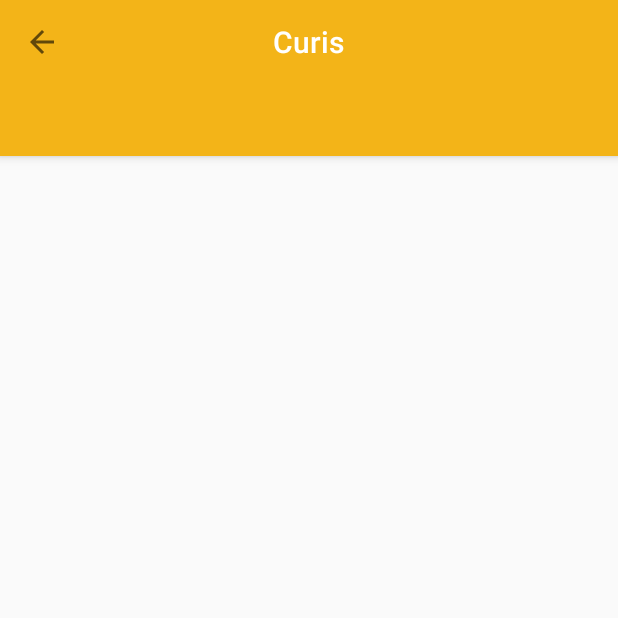
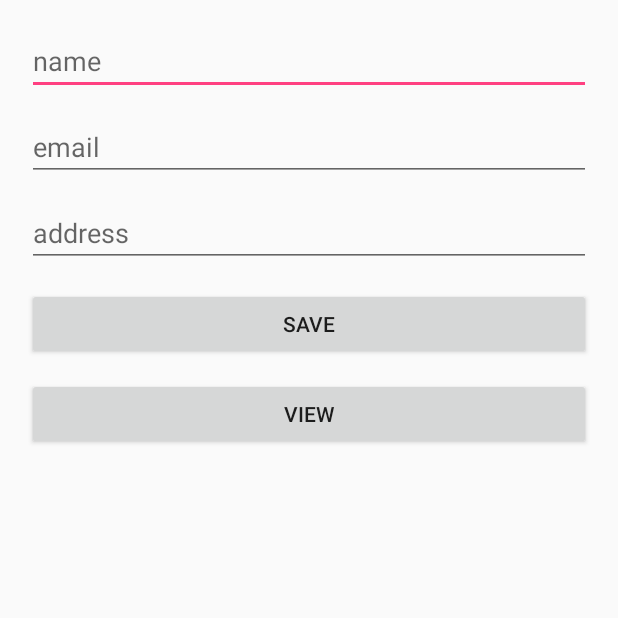
Before and after one commit to goodnesskay/Curis-v1.1, an Android app: the RequestActivity screen opened directly, with no data from a screen before it, on a phone screen of 412 x 824 dp, the top half of it. Run offline under Robolectric (Android 15) with nearby library versions, the phone set to English and light mode, and no system bars; our stand-ins replace Firebase (no records; nobody signed in at launch, a user with empty details on screens opened directly).

Commit message:
more work

```diff
--- a/app/build.gradle
+++ b/app/build.gradle
@@ -33,6 +33,7 @@ dependencies {
     compile 'com.google.firebase:firebase-database:11.0.2'
     compile 'com.android.support:support-v4:26.+'
     compile 'com.google.android.gms:play-services:11.0.2'
+    compile 'com.android.support:recyclerview-v7:25.+'
     testCompile 'junit:junit:4.12'
 }
 apply plugin: 'com.google.gms.google-services'
--- a/app/src/main/java/me/goodnesskayode/curis/RequestActivity.java
+++ b/app/src/main/java/me/goodnesskayode/curis/RequestActivity.java
@@ -8,31 +8,125 @@ import android.support.v4.view.PagerAdapter;
 import android.support.v4.view.ViewPager;
 import android.support.v7.app.AppCompatActivity;
 import android.os.Bundle;
+import android.support.v7.widget.DefaultItemAnimator;
+import android.support.v7.widget.LinearLayoutManager;
+import android.support.v7.widget.RecyclerView;
 import android.support.v7.widget.Toolbar;
+import android.view.View;
+import android.widget.Button;
+import android.widget.TextView;
+
+import com.google.firebase.database.DataSnapshot;
+import com.google.firebase.database.DatabaseError;
+import com.google.firebase.database.DatabaseReference;
+import com.google.firebase.database.FirebaseDatabase;
+import com.google.firebase.database.ValueEventListener;
 
 import java.util.ArrayList;
 import java.util.List;
 
 public class RequestActivity extends AppCompatActivity {
 
+    TextView ename,eemail,eaddress;
+    Button save,view;
+    FirebaseDatabase database;
+    DatabaseReference myRef;
+    List<Listdata> list;
+    RecyclerView recyclerview;
 
     @Override
     protected void onCreate(Bundle savedInstanceState) {
         super.onCreate(savedInstanceState);
         setContentView(R.layout.activity_request);
 
-        Toolbar toolbar = (Toolbar) findViewById(R.id.toolbar);
-        setSupportActionBar(toolbar);
-        getSupportActionBar().setDisplayShowTitleEnabled(false);
+//        Toolbar toolbar = (Toolbar) findViewById(R.id.toolbar);
+//        setSupportActionBar(toolbar);
+//        getSupportActionBar().setDisplayShowTitleEnabled(false);
 
-        getSupportActionBar().setDisplayHomeAsUpEnabled(true);
-        getSupportActionBar().setDisplayShowHomeEnabled(true);
+//        getSupportActionBar().setDisplayHomeAsUpEnabled(true);
+//        getSupportActionBar().setDisplayShowHomeEnabled(true);
 
+
+        ename = (TextView) findViewById(R.id.etname);
+        eemail = (TextView) findViewById(R.id.eemail);
+        eaddress = (TextView) findViewById(R.id.eaddress);
+        save = (Button) findViewById(R.id.save);
+        view = (Button) findViewById(R.id.view);
+        recyclerview = (RecyclerView) findViewById(R.id.rview);
+        database = FirebaseDatabase.getInstance();
+        myRef = database.getReference("message");
+        save.setOnClickListener(new View.OnClickListener() {
+            @Override
+            public void onClick(View v) {
+                String name = ename.getText().toString();
+                String email = eemail.getText().toString();
+                String address = eaddress.getText().toString();
+
+
+                String key = myRef.push().getKey();
+                Userdetails userdetails = new Userdetails();
+
+                userdetails.setName(name);
+                userdetails.setEmail(email);
+                userdetails.setAddress(address);
+
+                myRef.child(key).setValue(userdetails);
+                ename.setText("");
+                eemail.setText("");
+                eaddress.setText("");
+
+            }
+
+        });
+        view.setOnClickListener(new View.OnClickListener() {
+            @Override
+            public void onClick(View v) {
+
+
+                myRef.addValueEventListener(new ValueEventListener() {
+                    @Override
+                    public void onDataChange(DataSnapshot dataSnapshot) {
+                        list = new ArrayList<>();
+                        // StringBuffer stringbuffer = new StringBuffer();
+                        for(DataSnapshot dataSnapshot1 :dataSnapshot.getChildren()){
+
+                            Userdetails userdetails = dataSnapshot1.getValue(Userdetails.class);
+                            Listdata listdata = new Listdata();
+                            String name=userdetails.getName();
+                            String email=userdetails.getEmail();
+                            String address=userdetails.getAddress();
+                            listdata.setName(name);
+                            listdata.setEmail(email);
+                            listdata.setAddress(address);
+                            list.add(listdata);
+                            // Toast.makeText(MainActivity.this,""+name,Toast.LENGTH_LONG).show();
+
+                        }
+
+                        RecyclerviewAdapter recycler = new RecyclerviewAdapter(list);
+                        RecyclerView.LayoutManager layoutmanager = new LinearLayoutManager(RequestActivity.this);
+                        recyclerview.setLayoutManager(layoutmanager);
+                        recyclerview.setItemAnimator( new DefaultItemAnimator());
+                        recyclerview.setAdapter(recycler);
+
+                    }
+
+                    @Override
+                    public void onCancelled(DatabaseError error) {
+                        // Failed to read value
+                        //  Log.w(TAG, "Failed to read value.", error.toException());
+                    }
+                });
+
+            }
+        });
     }
 
-    @Override
-    public boolean onSupportNavigateUp() {
-        onBackPressed();
-        return true;
-    }
+
+
+//    @Override
+//    public boolean onSupportNavigateUp() {
+//        onBackPressed();
+//        return true;
+//    }
 }
--- a/app/src/main/res/layout/activity_request.xml
+++ b/app/src/main/res/layout/activity_request.xml
@@ -1,56 +1,91 @@
 <?xml version="1.0" encoding="utf-8"?>
-<android.support.design.widget.CoordinatorLayout
-xmlns:android="http://schemas.android.com/apk/res/android"
-xmlns:app="http://schemas.android.com/apk/res-auto"
+<RelativeLayout xmlns:android="http://schemas.android.com/apk/res/android"
     xmlns:tools="http://schemas.android.com/tools"
+    android:id="@+id/activity_main"
     android:layout_width="match_parent"
     android:layout_height="match_parent"
-android:fitsSystemWindows="true"
-tools:context=".RequestActivity">
+    android:paddingBottom="@dimen/padding"
+    android:paddingLeft="@dimen/padding"
+    android:paddingRight="@dimen/padding"
+    android:paddingTop="@dimen/padding"
+    tools:context="me.goodnesskayode.curis.RequestActivity">
 
-<android.support.design.widget.AppBarLayout
-    android:layout_height="wrap_content"
-    android:layout_width="match_parent"
-    android:theme="@style/AppTheme">
 
-    <android.support.v7.widget.Toolbar
-        android:id="@+id/toolbar"
-        android:minHeight="?attr/actionBarSize"
-        android:layout_width="match_parent"
-        android:layout_height="wrap_content"
-        app:titleTextColor="@android:color/white"
-        android:background="?attr/colorPrimary"
-        android:fitsSystemWindows="true">
-
-        <TextView
-            android:id="@+id/toolbar_title"
+    <EditText
         android:layout_width="wrap_content"
         android:layout_height="wrap_content"
-            android:text="@string/app_name"
-            android:textColor="@android:color/white"
-            style="@style/TextAppearance.AppCompat.Widget.ActionBar.Title"
-            android:layout_gravity="center"
-            />
+        android:inputType="textPersonName"
+        android:ems="10"
+        android:layout_alignParentTop="true"
+        android:layout_alignParentLeft="true"
+        android:layout_alignParentStart="true"
+        android:id="@+id/etname"
+        android:layout_alignParentRight="true"
+        android:layout_alignParentEnd="true"
+        android:hint="name" />
 
-    </android.support.v7.widget.Toolbar>
+    <EditText
+        android:layout_width="wrap_content"
+        android:layout_height="wrap_content"
+        android:inputType="textPersonName"
+        android:ems="10"
+        android:layout_below="@+id/etname"
+        android:layout_alignParentLeft="true"
+        android:layout_alignParentStart="true"
+        android:layout_marginTop="12dp"
+        android:id="@+id/eemail"
+        android:layout_alignParentRight="true"
+        android:layout_alignParentEnd="true"
+        android:hint="email" />
 
-    <android.support.design.widget.TabLayout
-        android:id="@+id/tab_layout"
-        android:layout_width="match_parent"
+    <EditText
+        android:layout_width="wrap_content"
         android:layout_height="wrap_content"
-        app:tabMode="fixed"
-        app:tabGravity="fill"/>
+        android:inputType="text"
+        android:ems="10"
+        android:layout_below="@+id/eemail"
+        android:layout_alignParentLeft="true"
+        android:layout_alignParentStart="true"
+        android:layout_marginTop="12dp"
+        android:id="@+id/eaddress"
+        android:layout_alignParentRight="true"
+        android:layout_alignParentEnd="true"
+        android:hint="address" />
 
-</android.support.design.widget.AppBarLayout>
 
-<android.support.v4.view.ViewPager
-    android:id="@+id/pager"
+    <Button
+        android:text="Save"
+        android:layout_width="wrap_content"
+        android:layout_height="wrap_content"
+        android:layout_marginTop="14dp"
+        android:id="@+id/save"
+        android:layout_below="@+id/eaddress"
+        android:layout_alignParentLeft="true"
+        android:layout_alignParentStart="true"
+        android:layout_alignParentRight="true"
+        android:layout_alignParentEnd="true" />
+
+    <Button
+        android:text="view"
+        android:layout_width="wrap_content"
+        android:layout_height="wrap_content"
+        android:id="@+id/view"
+        android:layout_marginTop="12dp"
+        android:layout_below="@+id/save"
+        android:layout_alignParentLeft="true"
+        android:layout_alignParentStart="true"
+        android:layout_alignParentRight="true"
+        android:layout_alignParentEnd="true" />
+
+    <android.support.v7.widget.RecyclerView
         android:layout_width="match_parent"
         android:layout_height="match_parent"
-    app:layout_behavior="@string/appbar_scrolling_view_behavior"
-    />
-
-<include layout="@layout/content_tab_layout_demo" />
+        android:id="@+id/rview"
+        android:layout_below="@+id/view">
 
 
-</android.support.design.widget.CoordinatorLayout>
+
+    </android.support.v7.widget.RecyclerView>
+
+
+</RelativeLayout>
--- a/app/src/main/res/layout/content_tab_layout_demo.xml
+++ /dev/null
@@ -1,6 +0,0 @@
-<?xml version="1.0" encoding="utf-8"?>
-<LinearLayout xmlns:android="http://schemas.android.com/apk/res/android"
-    android:orientation="vertical" android:layout_width="match_parent"
-    android:layout_height="match_parent">
-
-</LinearLayout>
```
Also changed, not shown: app/src/main/java/me/goodnesskayode/curis/FirebaseHelper.java (deleted, +0 -8 lines), app/src/main/java/me/goodnesskayode/curis/Listdata.java (added, +33 -0 lines), app/src/main/java/me/goodnesskayode/curis/RecyclerviewActivity.java (added, +54 -0 lines), app/src/main/java/me/goodnesskayode/curis/Userdetails.java (added, +33 -0 lines), app/src/main/res/layout/myview.xml (added, +92 -0 lines). Lines whose indentation alone changed are shown as unchanged.
